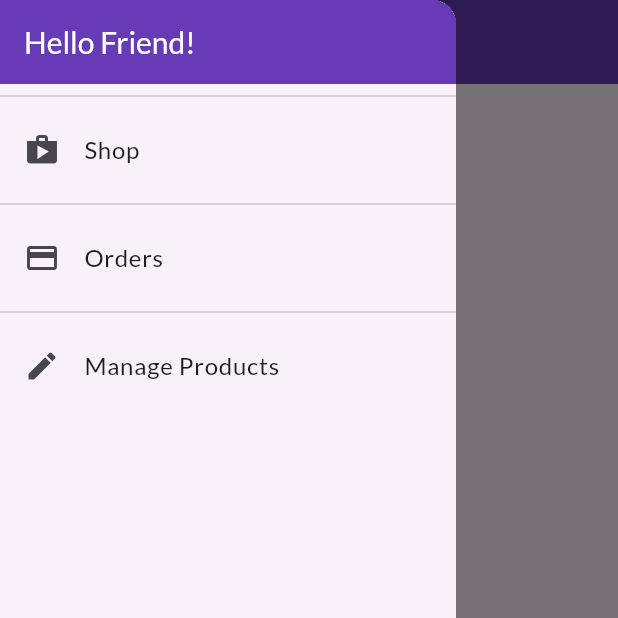
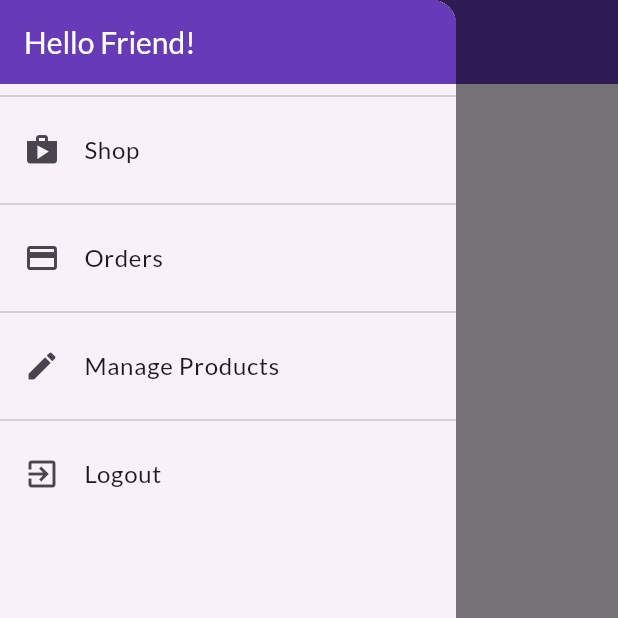
Before and after one commit to SantiagoSilvestre/Shop---APP-flutter, a Flutter app: the OrdersPage screen opened by its route, with the side drawer open, on a phone screen of 412 x 824 dp, the top half of it. Run offline on Flutter 3.47's test engine with Material 3 defaults, Android fonts, the phone set to English and light mode, and no system bars; network calls fail.

Commit message:
autoLogout

```diff
--- a/lib/main.dart
+++ b/lib/main.dart
@@ -2,7 +2,6 @@ import 'package:flutter/material.dart';
 import 'package:provider/provider.dart'; // Import the necessary package
 import 'package:shop/models/auth.dart';
 import 'package:shop/models/cart.dart';
-import 'package:shop/models/order.dart';
 import 'package:shop/models/order_list.dart';
 import 'package:shop/models/product_list.dart';
 import 'package:shop/pages/auth_or_home.dart';
--- a/lib/widgets/app_drawer.dart
+++ b/lib/widgets/app_drawer.dart
@@ -1,4 +1,6 @@
 import 'package:flutter/material.dart';
+import 'package:provider/provider.dart';
+import 'package:shop/models/auth.dart';
 import 'package:shop/utils/app_routes.dart';
 
 class AppDrawer extends StatelessWidget {
@@ -37,6 +39,16 @@ class AppDrawer extends StatelessWidget {
               AppRoutes.PRODUCTS,
             ),
           ),
+          const Divider(),
+          ListTile(
+              leading: const Icon(Icons.exit_to_app),
+              title: const Text('Logout'),
+              onTap: () {
+                Provider.of<Auth>(context, listen: false).logout();
+                Navigator.of(context).pushReplacementNamed(
+                  AppRoutes.AUTH_OR_HOME,
+                );
+              }),
         ],
       ),
     );
--- a/lib/widgets/product_item.dart
+++ b/lib/widgets/product_item.dart
@@ -1,6 +1,5 @@
 import 'package:flutter/material.dart';
 import 'package:provider/provider.dart';
-import 'package:shop/exceptions/http_exception.dart';
 import 'package:shop/models/product.dart';
 import 'package:shop/models/product_list.dart';
 import 'package:shop/utils/app_routes.dart';
--- a/pubspec.yaml
+++ b/pubspec.yaml
@@ -38,6 +38,7 @@ dependencies:
   provider: ^6.1.2
   intl: ^0.17.0
   http: ^0.13.3
+  shared_preferences: ^2.2.3
 
 dev_dependencies:
   flutter_test:
```
Also changed, not shown: lib/models/auth.dart (+23 -0 lines), lib/models/order_list.dart (+3 -4 lines), lib/data/store.dart (added), pubspec.lock, 1 other file.
